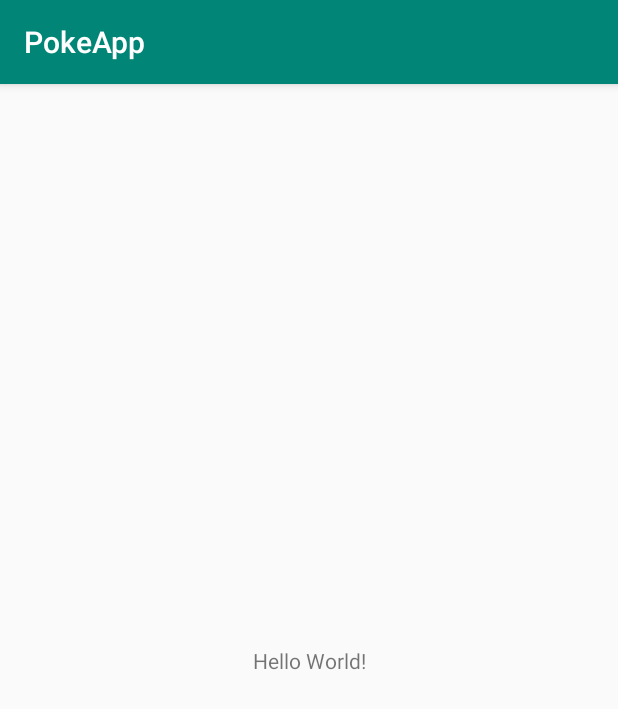
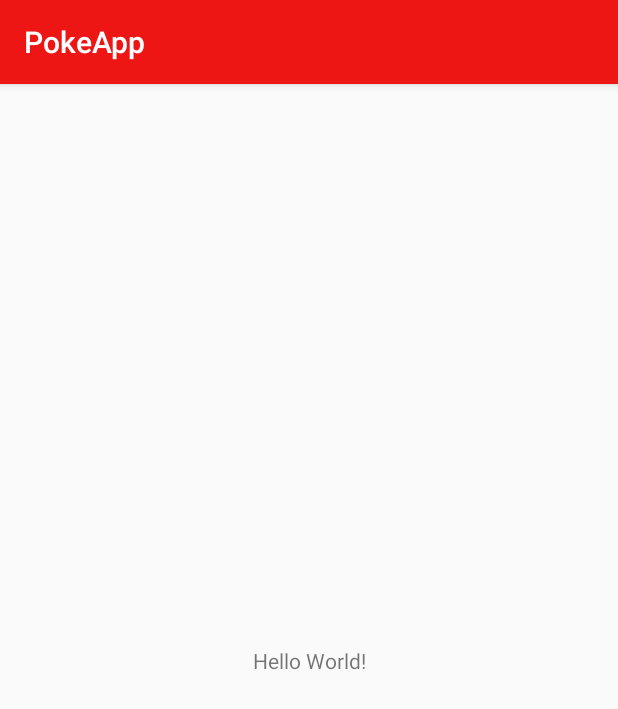
Before and after one commit to RudyRosa0318/PokeApp, an Android app: the screen it shows after launch (MainActivity), on a phone screen of 412 x 824 dp. Shown: the top 709 px of the screen. Run offline under Robolectric (Android 15) with nearby library versions, the phone set to English and light mode, and no system bars.

Commit message:
Cambios de Colores de paleta

```diff
--- a/app/src/main/res/values/colors.xml
+++ b/app/src/main/res/values/colors.xml
@@ -1,6 +1,11 @@
 <?xml version="1.0" encoding="utf-8"?>
 <resources>
-    <color name="colorPrimary">#008577</color>
-    <color name="colorPrimaryDark">#00574B</color>
-    <color name="colorAccent">#D81B60</color>
+    <color name="colorPrimary">#ee1515</color>
+    <color name="colorPrimaryDark">#ee1515</color>
+    <color name="colorAccent">#f0f0f0</color>
+    <color name="colorPrimaryText">#ffffff</color>
+    <color name="colorSecondaryText">#757575</color>
+    <color name="colorTextIcons">#ffffff</color>
+    <color name="colorColorDivider">#222224</color>
+
 </resources>
```
